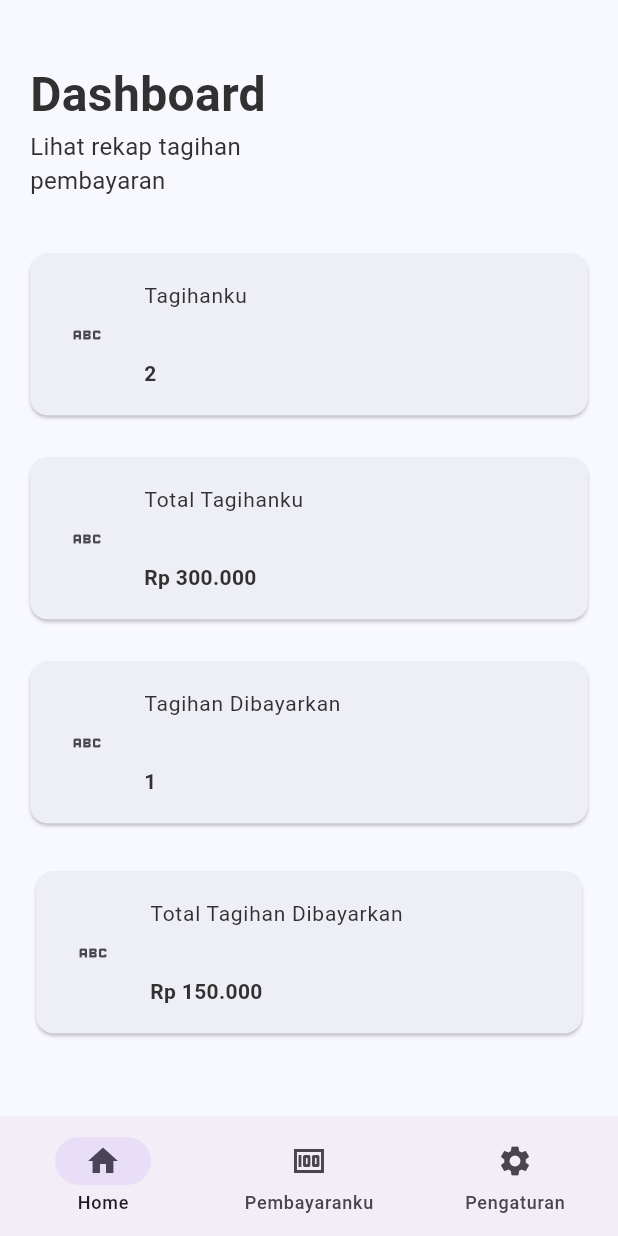
After one commit to XCOD33/KSPM-Payment-Center-App-Flutter, a Flutter app: the screen it shows after launch, after a tap on "Login", on a phone screen of 412 x 824 dp. The commit adds this screen. Run offline on Flutter 3.47's test engine with Material 3 defaults, Android fonts, the phone set to English and light mode, and no system bars; Roboto replaces fonts that are missing (Montserrat); project files that could hold a hidden picture were left out.

Commit message:
feat(ui): create home page
Add a home page displaying user's payment summary.

```diff
--- /dev/null
+++ b/lib/home.dart
@@ -0,0 +1,137 @@
+import 'package:flutter/material.dart';
+import 'package:kspm_payment_center_app/utils/colors.dart';
+import 'package:kspm_payment_center_app/utils/text_style.dart';
+
+// void main() {
+//   runApp(const Home());
+// }
+
+class Home extends StatefulWidget {
+  const Home({super.key});
+
+  @override
+  State<Home> createState() => _HomeState();
+}
+
+class _HomeState extends State<Home> {
+  int currentPageIndex = 0;
+
+  @override
+  Widget build(BuildContext context) {
+    return Padding(
+      padding: const EdgeInsets.only(left: 20, right: 20, top: 40),
+      child: Column(
+        crossAxisAlignment: CrossAxisAlignment.start,
+        children: [
+          Text(
+            "Dashboard",
+            style: AppTextStyle.fontBold(32),
+          ),
+          SizedBox(
+            width: 170,
+            height: 83,
+            child: Text(
+              "Lihat rekap tagihan pembayaran",
+              style: AppTextStyle.fontRegular(16),
+            ),
+          ),
+          Card(
+            margin: EdgeInsets.only(bottom: 28),
+            color: AppColors.lavenderMist,
+            child: ListTile(
+              title: Padding(
+                padding: const EdgeInsets.only(top: 10, bottom: 31),
+                child: Text(
+                  "Tagihanku",
+                  style: AppTextStyle.fontRegular(14),
+                ),
+              ),
+              subtitle: Padding(
+                padding: const EdgeInsets.only(bottom: 10),
+                child: Text(
+                  "2",
+                  style: AppTextStyle.fontBold(14),
+                ),
+              ),
+              leading: Container(
+                margin: EdgeInsets.all(10),
+                child: Icon(Icons.abc),
+              ),
+            ),
+          ),
+          Card(
+            margin: EdgeInsets.only(bottom: 28),
+            color: AppColors.lavenderMist,
+            child: ListTile(
+              title: Padding(
+                padding: const EdgeInsets.only(top: 10, bottom: 31),
+                child: Text(
+                  "Total Tagihanku",
+                  style: AppTextStyle.fontRegular(14),
+                ),
+              ),
+              subtitle: Padding(
+                padding: const EdgeInsets.only(bottom: 10),
+                child: Text(
+                  "Rp 300.000",
+                  style: AppTextStyle.fontBold(14),
+                ),
+              ),
+              leading: Container(
+                margin: EdgeInsets.all(10),
+                child: Icon(Icons.abc),
+              ),
+            ),
+          ),
+          Card(
+            margin: EdgeInsets.only(bottom: 28),
+            color: AppColors.lavenderMist,
+            child: ListTile(
+              title: Padding(
+                padding: const EdgeInsets.only(top: 10, bottom: 31),
+                child: Text(
+                  "Tagihan Dibayarkan",
+                  style: AppTextStyle.fontRegular(14),
+                ),
+              ),
+              subtitle: Padding(
+                padding: const EdgeInsets.only(bottom: 10),
+                child: Text(
+                  "1",
+                  style: AppTextStyle.fontBold(14),
+                ),
+              ),
+              leading: Container(
+                margin: EdgeInsets.all(10),
+                child: Icon(Icons.abc),
+              ),
+            ),
+          ),
+          Card(
+            color: AppColors.lavenderMist,
+            child: ListTile(
+              title: Padding(
+                padding: const EdgeInsets.only(top: 10, bottom: 31),
+                child: Text(
+                  "Total Tagihan Dibayarkan",
+                  style: AppTextStyle.fontRegular(14),
+                ),
+              ),
+              subtitle: Padding(
+                padding: const EdgeInsets.only(bottom: 10),
+                child: Text(
+                  "Rp 150.000",
+                  style: AppTextStyle.fontBold(14),
+                ),
+              ),
+              leading: Container(
+                margin: EdgeInsets.all(10),
+                child: Icon(Icons.abc),
+              ),
+            ),
+          ),
+        ],
+      ),
+    );
+  }
+}
--- a/lib/login.dart
+++ b/lib/login.dart
@@ -1,4 +1,5 @@
 import 'package:flutter/material.dart';
+import 'package:kspm_payment_center_app/nav.dart';
 import 'package:kspm_payment_center_app/utils/colors.dart';
 import 'package:kspm_payment_center_app/utils/text_style.dart';
 
@@ -59,7 +60,13 @@ class Login extends StatelessWidget {
                                       borderRadius: BorderRadius.circular(15)),
                                 ),
                               ),
-                              onPressed: null,
+                              onPressed: () {
+                                Navigator.pushAndRemoveUntil(
+                                    context,
+                                    MaterialPageRoute(
+                                        builder: (context) => Nav()),
+                                    (route) => false);
+                              },
                               child: const Text(
                                 "Login",
                                 style: TextStyle(
--- /dev/null
+++ b/lib/nav.dart
@@ -0,0 +1,52 @@
+import 'package:flutter/material.dart';
+import 'package:kspm_payment_center_app/home.dart';
+
+// void main() {
+//   runApp(const Nav());
+// }
+
+class Nav extends StatefulWidget {
+  const Nav({super.key});
+
+  @override
+  State<Nav> createState() => _NavState();
+}
+
+class _NavState extends State<Nav> {
+  int currentPageIndex = 0;
+  @override
+  Widget build(BuildContext context) {
+    return Scaffold(
+      bottomNavigationBar: NavigationBar(
+        onDestinationSelected: (int index) {
+          setState(() {
+            currentPageIndex = index;
+          });
+        },
+        selectedIndex: currentPageIndex,
+        destinations: [
+          NavigationDestination(
+            selectedIcon: Icon(
+              Icons.home,
+            ),
+            icon: Icon(Icons.home_outlined),
+            label: "Home",
+          ),
+          NavigationDestination(
+            icon: Icon(Icons.money),
+            label: 'Pembayaranku',
+          ),
+          NavigationDestination(
+            icon: Icon(Icons.settings),
+            label: 'Pengaturan',
+          ),
+        ],
+      ),
+      body: <Widget>[
+        Home(),
+        Text("Hello"),
+        Text("Testing"),
+      ][currentPageIndex],
+    );
+  }
+}
--- a/lib/utils/colors.dart
+++ b/lib/utils/colors.dart
@@ -4,4 +4,5 @@ class AppColors {
   static Color midnightBlue = const Color.fromARGB(255, 41, 20, 112);
   static Color ghostWhite = const Color.fromARGB(255, 248, 248, 255);
   static Color jetBlack = const Color.fromARGB(255, 49, 49, 49);
+  static Color lavenderMist = const Color.fromARGB(255, 238, 238, 246);
 }
```
